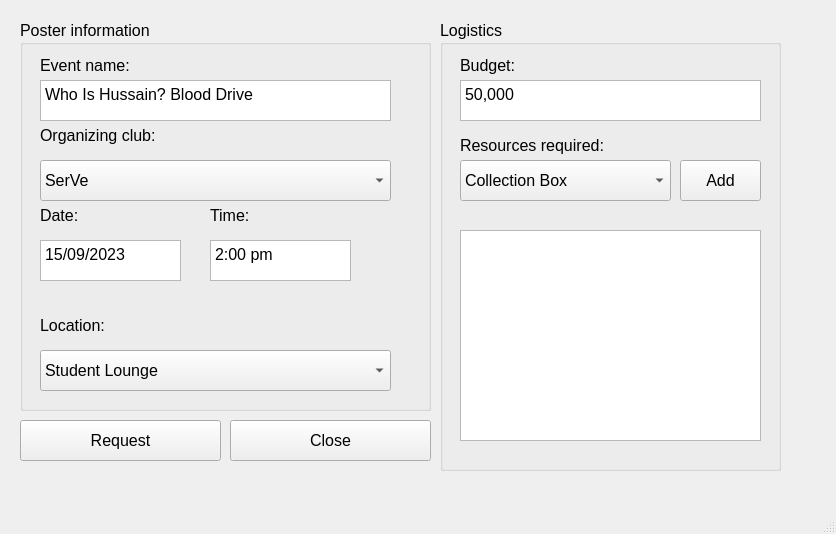
NehalNN10/DBProject, file events.ui: the form before one commit.
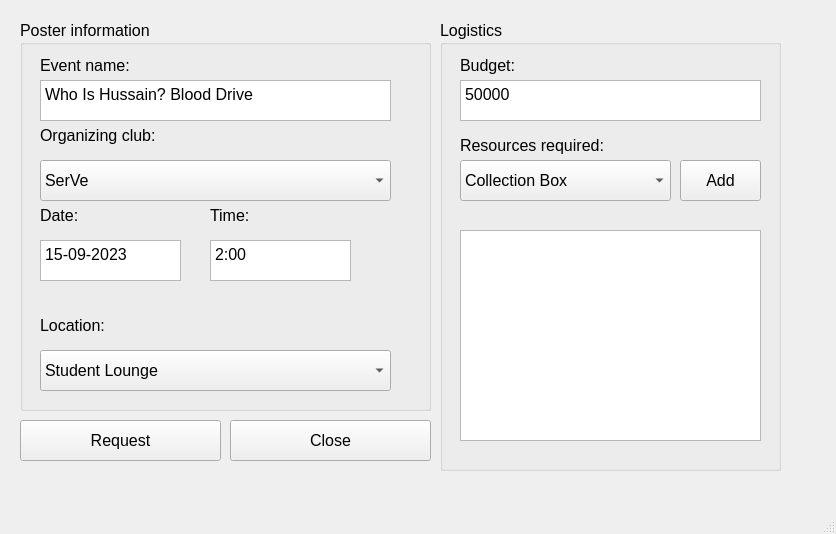
The form after the commit.

What changed in the file:
```diff
--- a/events.ui
+++ b/events.ui
@@ -164,7 +164,7 @@
 &lt;html&gt;&lt;head&gt;&lt;meta name=&quot;qrichtext&quot; content=&quot;1&quot; /&gt;&lt;style type=&quot;text/css&quot;&gt;
 p, li { white-space: pre-wrap; }
 &lt;/style&gt;&lt;/head&gt;&lt;body style=&quot; font-family:'MS Shell Dlg 2'; font-size:12pt; font-weight:400; font-style:normal;&quot;&gt;
-&lt;p style=&quot; margin-top:0px; margin-bottom:0px; margin-left:0px; margin-right:0px; -qt-block-indent:0; text-indent:0px;&quot;&gt;15/09/2023&lt;/p&gt;&lt;/body&gt;&lt;/html&gt;</string>
+&lt;p style=&quot; margin-top:0px; margin-bottom:0px; margin-left:0px; margin-right:0px; -qt-block-indent:0; text-indent:0px;&quot;&gt;15-09-2023&lt;/p&gt;&lt;/body&gt;&lt;/html&gt;</string>
      </property>
     </widget>
     <widget class="QTextEdit" name="time_text_edit">
@@ -187,7 +187,7 @@
 &lt;html&gt;&lt;head&gt;&lt;meta name=&quot;qrichtext&quot; content=&quot;1&quot; /&gt;&lt;style type=&quot;text/css&quot;&gt;
 p, li { white-space: pre-wrap; }
 &lt;/style&gt;&lt;/head&gt;&lt;body style=&quot; font-family:'MS Shell Dlg 2'; font-size:12pt; font-weight:400; font-style:normal;&quot;&gt;
-&lt;p style=&quot; margin-top:0px; margin-bottom:0px; margin-left:0px; margin-right:0px; -qt-block-indent:0; text-indent:0px;&quot;&gt;2:00 pm&lt;/p&gt;&lt;/body&gt;&lt;/html&gt;</string>
+&lt;p style=&quot; margin-top:0px; margin-bottom:0px; margin-left:0px; margin-right:0px; -qt-block-indent:0; text-indent:0px;&quot;&gt;2:00&lt;/p&gt;&lt;/body&gt;&lt;/html&gt;</string>
      </property>
     </widget>
     <widget class="QComboBox" name="club_combo_box">
@@ -294,7 +294,7 @@
 &lt;html&gt;&lt;head&gt;&lt;meta name=&quot;qrichtext&quot; content=&quot;1&quot; /&gt;&lt;style type=&quot;text/css&quot;&gt;
 p, li { white-space: pre-wrap; }
 &lt;/style&gt;&lt;/head&gt;&lt;body style=&quot; font-family:'MS Shell Dlg 2'; font-size:12pt; font-weight:400; font-style:normal;&quot;&gt;
-&lt;p style=&quot; margin-top:0px; margin-bottom:0px; margin-left:0px; margin-right:0px; -qt-block-indent:0; text-indent:0px;&quot;&gt;50,000&lt;/p&gt;&lt;/body&gt;&lt;/html&gt;</string>
+&lt;p style=&quot; margin-top:0px; margin-bottom:0px; margin-left:0px; margin-right:0px; -qt-block-indent:0; text-indent:0px;&quot;&gt;50000&lt;/p&gt;&lt;/body&gt;&lt;/html&gt;</string>
      </property>
     </widget>
     <widget class="QComboBox" name="resource_combo_box">
```
Left out of the diff: 4 changed lines with no effect on the pictures.
